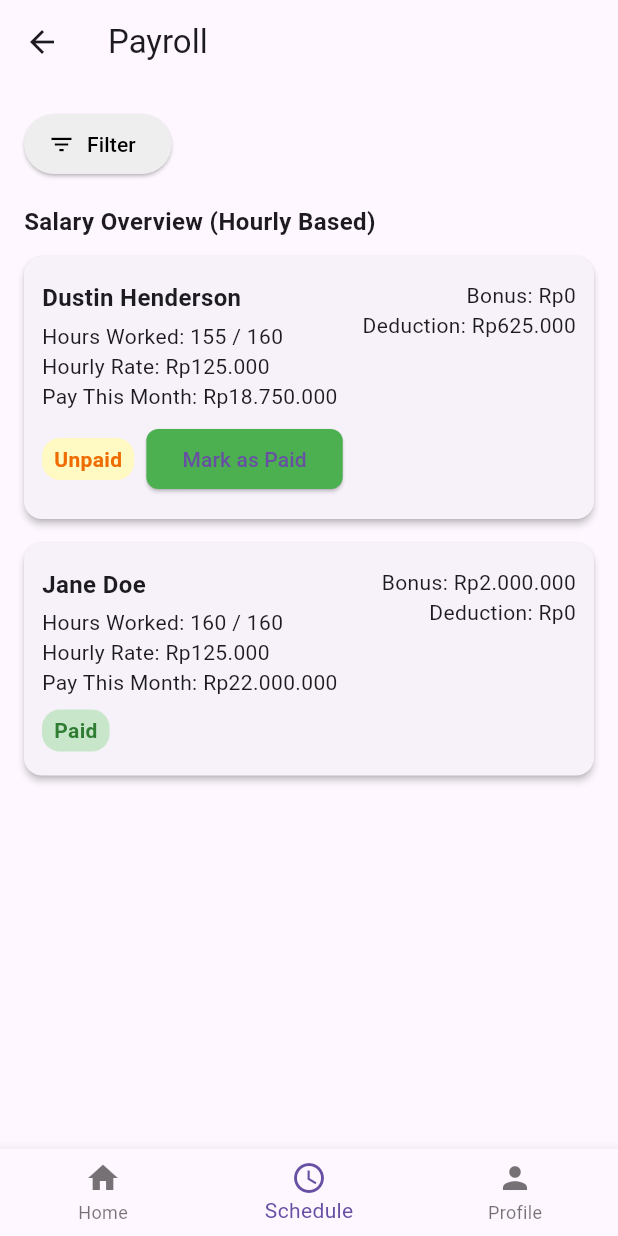
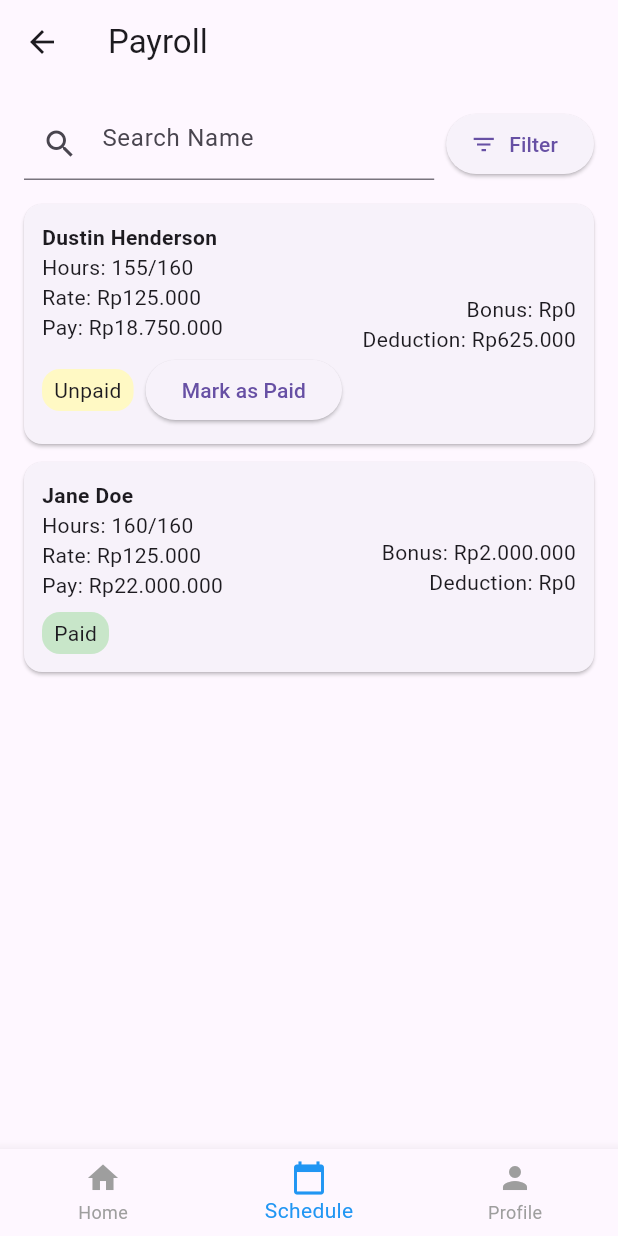
Before and after one commit to Kairarin/Attendify, a Flutter app: the PayrollPage screen opened directly, on a phone screen of 412 x 824 dp. Run offline on Flutter 3.47's test engine with Material 3 defaults, Android fonts, the phone set to English and light mode, and no system bars; our stand-ins replace barcode_widget, file_picker, qr_flutter; missing offline and left inert: mobile_scanner.

Commit message:
Update payroll_page.dart

```diff
--- a/lib/Admin/payroll_page.dart
+++ b/lib/Admin/payroll_page.dart
@@ -1,5 +1,6 @@
 import 'package:flutter/material.dart';
 import 'package:intl/intl.dart';
+import 'main.dart'; // untuk MainNav
 
 class EmployeePayroll {
   final String name;
@@ -22,13 +23,14 @@ class EmployeePayroll {
 }
 
 class PayrollPage extends StatefulWidget {
-  const PayrollPage({super.key});
+  const PayrollPage({Key? key}) : super(key: key);
 
   @override
   State<PayrollPage> createState() => _PayrollPageState();
 }
 
 class _PayrollPageState extends State<PayrollPage> {
+  // Ganti nama list data jadi "_data"
   final List<EmployeePayroll> _data = [
     EmployeePayroll(
       name: 'Dustin Henderson',
@@ -48,143 +50,150 @@ class _PayrollPageState extends State<PayrollPage> {
       deduction: 0,
       isPaid: true,
     ),
+    // Tambah data lain jika perlu...
   ];
 
-  String _formatCurrency(double value) {
-    final f = NumberFormat.currency(locale: 'id_ID', symbol: 'Rp', decimalDigits: 0);
-    return f.format(value);
+  String search = '';
+  String? filterPaid;
+
+  String _fmt(double v) =>
+      NumberFormat.currency(locale: 'id_ID', symbol: 'Rp', decimalDigits: 0).format(v);
+
+  // Gunakan _data di sini
+  List<EmployeePayroll> get _filtered => _data.where((e) {
+    if (filterPaid != null) {
+      final status = e.isPaid ? 'Paid' : 'Unpaid';
+      if (status != filterPaid) return false;
+    }
+    if (search.isNotEmpty &&
+        !e.name.toLowerCase().contains(search.toLowerCase())) return false;
+    return true;
+  }).toList();
+
+  void _pickFilter() {
+    showModalBottomSheet(
+      context: context,
+      builder: (_) => Column(mainAxisSize: MainAxisSize.min, children: [
+        RadioListTile<String?>(
+          title: const Text('All'),
+          value: null,
+          groupValue: filterPaid,
+          onChanged: (v) => setState(() => filterPaid = v),
+        ),
+        RadioListTile<String?>(
+          title: const Text('Paid'),
+          value: 'Paid',
+          groupValue: filterPaid,
+          onChanged: (v) => setState(() => filterPaid = v),
+        ),
+        RadioListTile<String?>(
+          title: const Text('Unpaid'),
+          value: 'Unpaid',
+          groupValue: filterPaid,
+          onChanged: (v) => setState(() => filterPaid = v),
+        ),
+        ElevatedButton(
+          onPressed: () => Navigator.pop(context),
+          child: const Text('OK'),
+        ),
+      ]),
+    );
   }
 
   @override
   Widget build(BuildContext context) {
     return Scaffold(
-      appBar: AppBar(
-        title: const Text('Payroll'),
-        leading: const BackButton(),
-      ),
+      appBar: AppBar(title: const Text('Payroll')),
       body: SingleChildScrollView(
         padding: const EdgeInsets.all(16),
-        child: Column(
-          crossAxisAlignment: CrossAxisAlignment.start,
-          children: [
-            // Filter button
+        child: Column(children: [
+          // Search + Filter
+          Row(children: [
+            Expanded(
+              child: TextField(
+                decoration: const InputDecoration(
+                    prefixIcon: Icon(Icons.search), hintText: 'Search Name'),
+                onChanged: (v) => setState(() => search = v),
+              ),
+            ),
+            const SizedBox(width: 8),
             ElevatedButton.icon(
-              onPressed: () {
-                // TODO: implement filter
-              },
+              onPressed: _pickFilter,
               icon: const Icon(Icons.filter_list),
               label: const Text('Filter'),
-              style: ElevatedButton.styleFrom(
-                backgroundColor: Colors.grey.shade200,
-                foregroundColor: Colors.black,
             ),
-            ),
+          ]),
           const SizedBox(height: 16),
-            // Title
-            const Text(
-              'Salary Overview (Hourly Based)',
-              style: TextStyle(fontSize: 16, fontWeight: FontWeight.bold),
-            ),
-            const SizedBox(height: 12),
-            // List of payroll cards
+          // Daftar karyawan
           Column(
-              children: _data.asMap().entries.map((entry) {
-                final idx = entry.key;
-                final emp = entry.value;
-                final payThisMonth = (emp.hoursWorked * emp.hourlyRate) + emp.bonus - emp.deduction;
-
+            children: _filtered.map((e) {
+              final pay = (e.hoursWorked * e.hourlyRate) + e.bonus - e.deduction;
               return Card(
-                  margin: const EdgeInsets.only(bottom: 16),
+                margin: const EdgeInsets.only(bottom: 12),
                 shape: RoundedRectangleBorder(
-                    borderRadius: BorderRadius.circular(12),
-                  ),
-                  elevation: 2,
+                    borderRadius: BorderRadius.circular(12)),
                 child: Padding(
-                    padding: const EdgeInsets.symmetric(vertical: 16, horizontal: 12),
-                    child: Column(
-                      children: [
-                        // Nama & status + action button
-                        Row(
-                          crossAxisAlignment: CrossAxisAlignment.start,
-                          children: [
+                  padding: const EdgeInsets.all(12),
+                  child: Row(children: [
                     // Info kiri
                     Expanded(
                       child: Column(
                           crossAxisAlignment: CrossAxisAlignment.start,
                           children: [
-                                  Text(emp.name,
+                            Text(e.name,
                                 style: const TextStyle(
-                                          fontSize: 16, fontWeight: FontWeight.bold)),
-                                  const SizedBox(height: 4),
-                                  Text('Hours Worked: ${emp.hoursWorked} / ${emp.totalHours}'),
-                                  Text('Hourly Rate: ${_formatCurrency(emp.hourlyRate)}'),
-                                  Text('Pay This Month: ${_formatCurrency(payThisMonth)}'),
+                                    fontWeight: FontWeight.bold)),
+                            Text('Hours: ${e.hoursWorked}/${e.totalHours}'),
+                            Text('Rate: ${_fmt(e.hourlyRate)}'),
+                            Text('Pay: ${_fmt(pay)}'),
                             const SizedBox(height: 8),
-                                  Row(
-                                    children: [
+                            Row(children: [
                               Container(
                                 padding: const EdgeInsets.symmetric(
                                     horizontal: 8, vertical: 4),
                                 decoration: BoxDecoration(
-                                          color: emp.isPaid
+                                  color: e.isPaid
                                       ? Colors.green.shade100
                                       : Colors.yellow.shade100,
                                   borderRadius: BorderRadius.circular(12),
                                 ),
-                                        child: Text(
-                                          emp.isPaid ? 'Paid' : 'Unpaid',
-                                          style: TextStyle(
-                                            color:
-                                            emp.isPaid ? Colors.green.shade800 : Colors.orange.shade800,
-                                            fontWeight: FontWeight.bold,
-                                          ),
-                                        ),
+                                child: Text(e.isPaid ? 'Paid' : 'Unpaid'),
                               ),
                               const SizedBox(width: 8),
-                                      if (!emp.isPaid)
+                              if (!e.isPaid)
                                 ElevatedButton(
-                                          onPressed: () {
-                                            setState(() {
-                                              emp.isPaid = true;
-                                            });
-                                          },
-                                          style: ElevatedButton.styleFrom(
-                                            backgroundColor: Colors.green,
-                                            shape: RoundedRectangleBorder(
-                                              borderRadius: BorderRadius.circular(8),
-                                            ),
-                                          ),
+                                  onPressed: () =>
+                                      setState(() => e.isPaid = true),
                                   child: const Text('Mark as Paid'),
                                 ),
-                                    ],
+                            ]),
+                          ]),
                     ),
-                                ],
-                              ),
-                            ),
-                            // Info kanan (bonus & deduction)
-                            Column(
-                              crossAxisAlignment: CrossAxisAlignment.end,
-                              children: [
-                                Text('Bonus: ${_formatCurrency(emp.bonus)}'),
-                                Text('Deduction: ${_formatCurrency(emp.deduction)}'),
-                              ],
-                            ),
-                          ],
-                        ),
-                      ],
-                    ),
+                    // Info kanan
+                    Column(crossAxisAlignment: CrossAxisAlignment.end, children: [
+                      Text('Bonus: ${_fmt(e.bonus)}'),
+                      Text('Deduction: ${_fmt(e.deduction)}'),
+                    ]),
+                  ]),
                 ),
               );
             }).toList(),
           ),
-          ],
-        ),
+        ]),
       ),
       bottomNavigationBar: BottomNavigationBar(
-        currentIndex: 1,
+        currentIndex: 1, // Schedule tab
+        selectedItemColor: Colors.blue,
+        unselectedItemColor: Colors.grey,
+        onTap: (i) {
+          Navigator.of(context).pushReplacement(
+            MaterialPageRoute(builder: (_) => MainNav(initialIndex: i)),
+          );
+        },
         items: const [
           BottomNavigationBarItem(icon: Icon(Icons.home), label: 'Home'),
-          BottomNavigationBarItem(icon: Icon(Icons.schedule), label: 'Schedule'),
+          BottomNavigationBarItem(
+              icon: Icon(Icons.calendar_today), label: 'Schedule'),
           BottomNavigationBarItem(icon: Icon(Icons.person), label: 'Profile'),
         ],
       ),
```
Lines whose indentation alone changed are shown as unchanged.
